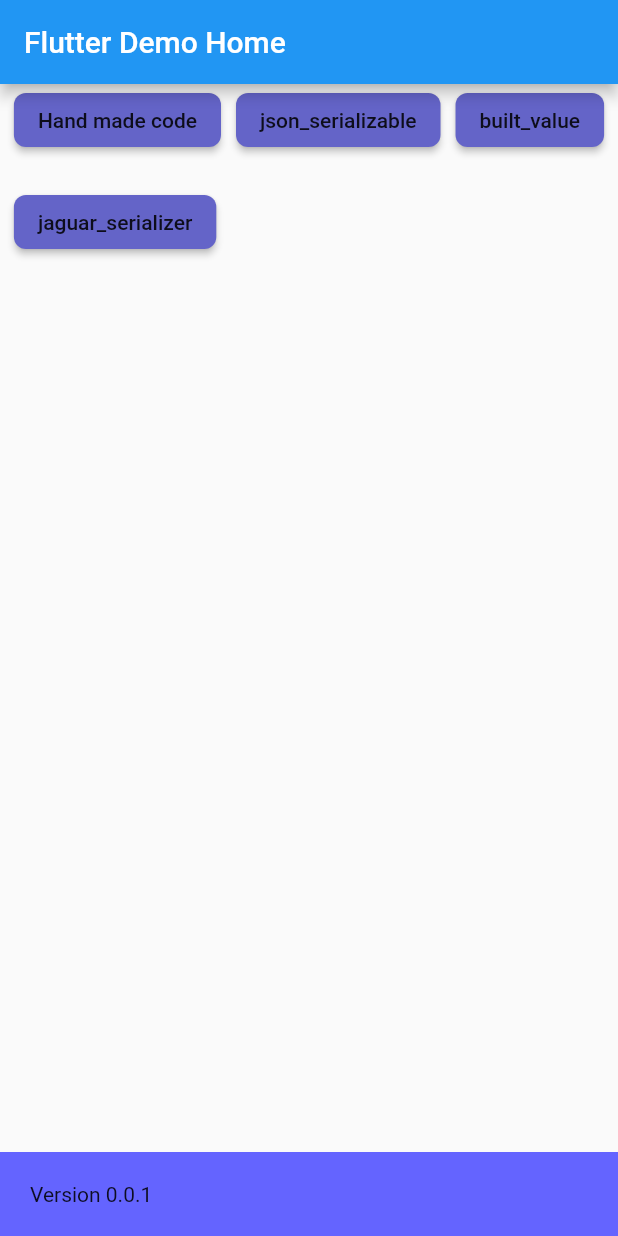
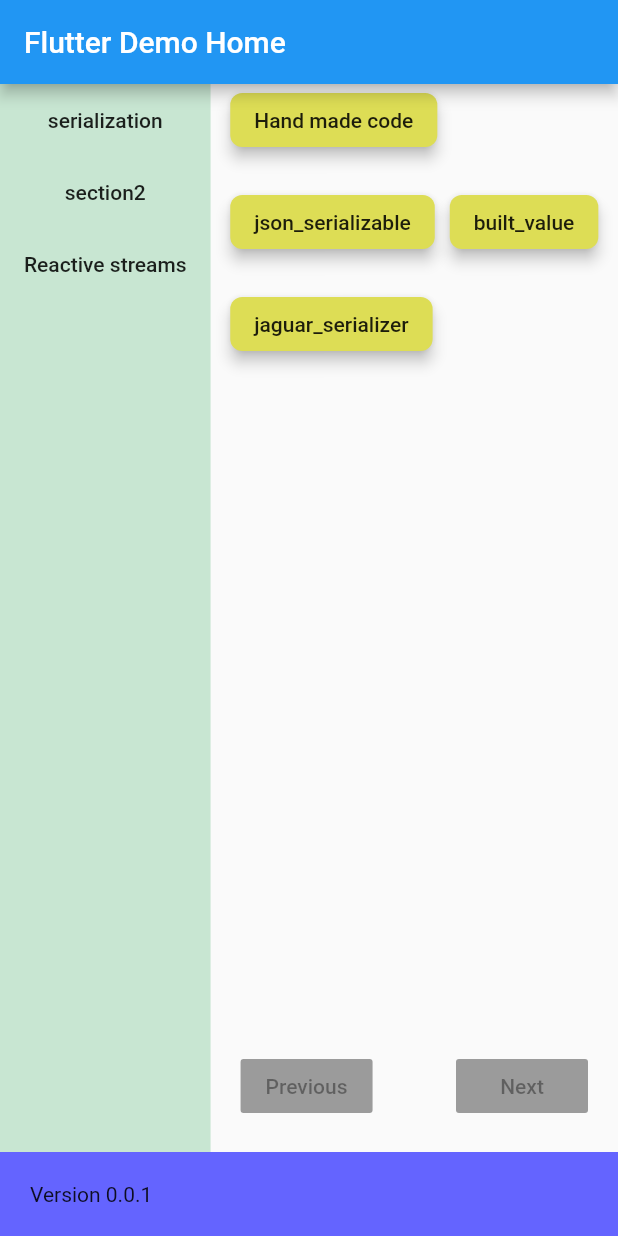
Before and after one commit to fmatosqg/techTree, a Flutter app: the screen it shows after launch, on a phone screen of 412 x 824 dp. Run offline on Flutter 3.47's test engine with Material 2 defaults, Android fonts, the phone set to English and light mode, and no system bars; our stand-ins replace built_collection, built_value; generated files the repository leaves out were written again.

Commit message:
Add state to memory

```diff
--- a/assets/json/flutterTree.json
+++ b/assets/json/flutterTree.json
@@ -14,6 +14,10 @@
     {
       "id": "storage",
       "name": "section2"
+    },
+    {
+      "id": "reactive",
+      "name": "Reactive streams"
     }
   ],
   "options": [
@@ -57,6 +61,17 @@
           "officialUrl": "https://pub.dev/packages/jaguar_serializer"
         }
       ]
+    },
+    {
+      "sectionId": "reactive",
+      "values": [
+        {
+          "id": "dartstreams"
+        },
+        {
+          "id": "other dart streams"
+        }
+      ]
     }
   ],
   "documentation": [
--- /dev/null
+++ b/lib/domain/TreeRepository.dart
@@ -0,0 +1,23 @@
+import 'dart:convert';
+
+import 'package:androidArchitecture/domain/model/OptionModel.dart';
+import 'package:androidArchitecture/domain/model/TreeModel.dart';
+import 'package:flutter/cupertino.dart';
+import 'package:flutter/services.dart';
+
+import '../serializers.dart';
+
+class TreeRepository {
+  Future<TreeModel> readModel(BuildContext context) async {
+    var assetsPath = "assets/json/flutterTree.json";
+//    var assetsPath = "assets/json/androidTree.json";
+
+    String jsonString = await rootBundle.loadString(assetsPath);
+
+    var a = jsonDecode(jsonString);
+
+    var tree = serializers.deserializeWith(TreeModel.serializer, a);
+
+    return tree;
+  }
+}
--- /dev/null
+++ b/lib/domain/model/TreeState.dart
@@ -0,0 +1,16 @@
+/// Holds the state of the selected buttons in the chosen tree
+///
+class TreeState {
+  static var instance = TreeState();
+
+  var stateMap = Map<String, bool>();
+
+  var s = true;
+  bool isSelected(String id) {
+    return stateMap[id] ?? false;
+  }
+
+  void toggleSelectedState(String id) {
+    stateMap[id] = !(stateMap[id] ?? false);
+  }
+}
--- /dev/null
+++ b/lib/landing/ColorPallete.dart
@@ -0,0 +1,16 @@
+import 'package:flutter/cupertino.dart';
+import 'package:flutter/material.dart';
+
+class ColorPallete {
+  static const pureGreen = Color(0xff00ff00);
+  static const pureRed = Color(0xffff0000);
+  static const yellowCustard = Color(0xffdddd55);
+  static const yellowLemon = Color(0xffddff55);
+
+  //////////////////
+  static ColorPallete of(BuildContext context) {
+    var selectViewSelectableButton = Theme.of(context)
+        .buttonTheme
+        .copyWith(buttonColor: pureGreen, disabledColor: pureRed);
+  }
+}
--- a/lib/landing/SelectView.dart
+++ b/lib/landing/SelectView.dart
@@ -3,12 +3,15 @@
 import 'package:androidArchitecture/domain/model/OptionModel.dart';
 import 'package:androidArchitecture/domain/model/TreeModel.dart';
 import 'package:androidArchitecture/domain/model/SectionModel.dart';
+import 'package:androidArchitecture/domain/model/TreeState.dart';
+import 'package:androidArchitecture/landing/ColorPallete.dart';
 import 'package:built_collection/built_collection.dart';
 import 'package:flutter/cupertino.dart';
 import 'package:flutter/material.dart';
 import 'package:flutter/services.dart' show rootBundle;
 
 import '../serializers.dart';
+import '../domain/TreeRepository.dart';
 
 /// Allows the user to select among a list of choices.
 ///
@@ -22,59 +25,110 @@
 class _SelectViewState extends State<SelectView> {
   OptionListModel model;
 
+  TreeState _treeState = TreeState.instance;
+
   _SelectViewState();
-
-  Future<OptionListModel> readModel(BuildContext context) async {
-    var assetsPath = "assets/json/flutterTree.json";
-
-//    debugPrint("Load asset $assetsPath");
-    String jsonString = await rootBundle.loadString(assetsPath);
-
-    var a = jsonDecode(jsonString);
-
-    return serializers
-        .deserializeWith(TreeModel.serializer, a)
-        .options
-        .toList()
-        .first;
-  }
 
   @override
   void initState() {
     super.initState();
 
-    readModel(context).then((value) {
+    TreeRepository().readModel(context).then((value) {
       setState(() {
-        debugPrint(value.toString());
-        model = value;
+        model = value.options.toList().first;
       });
     });
   }
 
   @override
   Widget build(BuildContext context) {
-    return Wrap(
+    return Column(
+      children: <Widget>[
+        Expanded(
+          child: Wrap(
             spacing: 10,
             runSpacing: 20,
             children: model?.values
                     ?.toList()
                     ?.map(
-                (optionModel) => RaisedButton(
-                  child: Text(optionModel.name),
+                      (optionModel) => SelectButton(
+                          _treeState.isSelected(optionModel.id),
+                          optionModel.name,
+                          optionModel.id, onPressed: () {
+                        tapButton(optionModel.id);
+                      }),
+                    )
+                    ?.toList() ??
+                [],
+          ),
+        ),
+        buildNavigation(),
+      ],
+    );
+  }
+
+  Widget buildNavigation() {
+    return Padding(
+      padding: const EdgeInsets.all(20.0),
+      child: Row(
+        children: <Widget>[
+          RaisedButton(
+            child: Text("Previous"),
+          ),
+          Spacer(),
+          RaisedButton(
+            child: Text("Next"),
+          ),
+        ],
+      ),
+    );
+  }
+
+  void tapButton(String id) {
+    debugPrint("Hello ");
+    setState(() {
+      _treeState.toggleSelectedState(id);
+    });
+  }
+}
+
+class SelectButton extends StatelessWidget {
+  bool isSelected;
+  String text;
+  String id;
+
+  VoidCallback onPressed;
+  SelectButton(this.isSelected, this.text, this.id, {this.onPressed});
+
+  @override
+  Widget build(BuildContext context) {
+    return RaisedButton(
+      child: Text(text),
       shape: RoundedRectangleBorder(
           borderRadius: BorderRadius.all(
         Radius.circular(8.0),
       )),
-                  disabledColor: Color.fromARGB(255, 100, 100, 00),
-                  color: Color.fromARGB(255, 100, 100, 200),
+      color: getColor(),
+      elevation: getElevation(),
       onPressed: () {
-                    readModel(context);
-                    debugPrint("Hello ${optionModel.name}");
+        this.onPressed();
       },
-                ),
-              )
-              ?.toList() ??
-          [],
     );
   }
+
+  Color getColor() {
+    if (isSelected) {
+      return ColorPallete.yellowLemon;
+    } else {
+      return ColorPallete.yellowCustard;
     }
+  }
+
+  double getElevation() {
+    if (isSelected) {
+      return 1;
+    } else {
+      return 4;
+    }
+  }
+}
--- /dev/null
+++ b/lib/select/BreadcrumbView.dart
@@ -0,0 +1,47 @@
+import 'package:androidArchitecture/domain/model/SectionModel.dart';
+import 'package:androidArchitecture/domain/TreeRepository.dart';
+import 'package:flutter/cupertino.dart';
+import 'package:flutter/material.dart';
+
+class BreadCrumbView extends StatefulWidget {
+  @override
+  State<StatefulWidget> createState() => _BreadCrumbState();
+}
+
+class _BreadCrumbState extends State<BreadCrumbView> {
+  List<SectionModel> model;
+
+  @override
+  void initState() {
+    super.initState();
+
+    TreeRepository().readModel(context).then((value) {
+      setState(() {
+        model = value.sections.toList();
+      });
+    });
+  }
+
+  @override
+  Widget build(BuildContext context) {
+    return Container(
+      color: Color.fromARGB(255, 200, 230, 210),
+      child: Column(
+        children: model
+                ?.toList()
+                ?.map(
+                  (section) => MaterialButton(
+                    child: Text(section.name),
+                    onPressed: () {
+                      navigateToSection(section.id);
+                    },
+                  ),
+                )
+                ?.toList() ??
+            [],
+      ),
+    );
+  }
+
+  navigateToSection(String sectionId) {}
+}
--- a/lib/select/LandingView.dart
+++ b/lib/select/LandingView.dart
@@ -1,4 +1,5 @@
 import 'package:androidArchitecture/landing/SelectView.dart';
+import 'package:androidArchitecture/select/BreadcrumbView.dart';
 import 'package:flutter/cupertino.dart';
 
 class LandingView extends StatelessWidget {
@@ -9,7 +10,15 @@
         children: <Widget>[
           buildHeader(),
           Expanded(
-            child: SelectView(),
+//            child: SelectView(),
+            child: Row(
+              children: <Widget>[
+                BreadCrumbView(),
+                Expanded(
+                  child: SelectView(),
+                ),
+              ],
+            ),
           ),
           buildFooter(),
         ],
```
Lines whose indentation alone changed are shown as unchanged.
